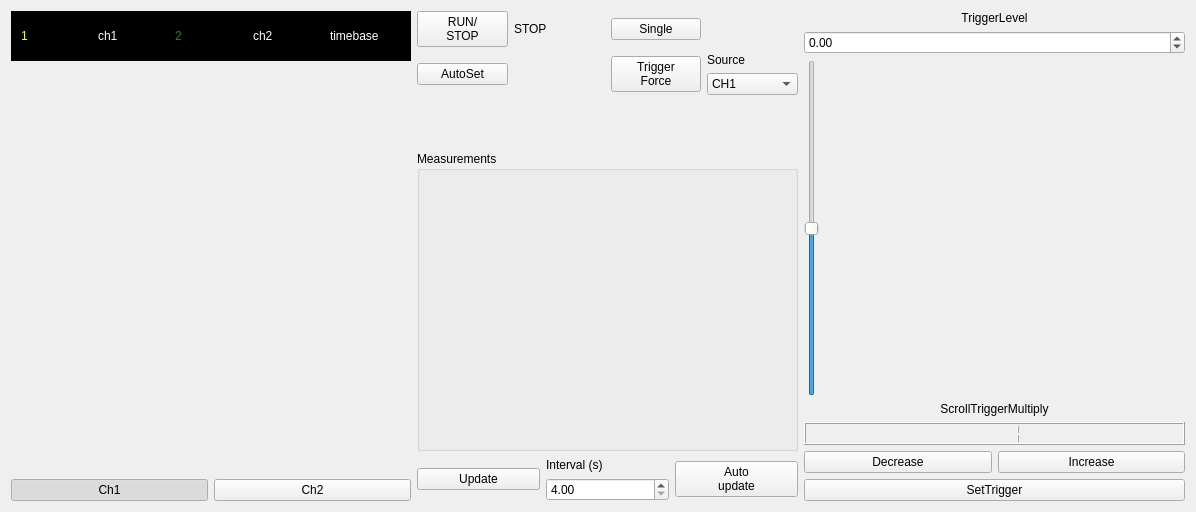
snu-quiqcl/Verdin_Log, file TDS220/OscilloscopeWidgetUI_v1_02.ui: the form before one commit.
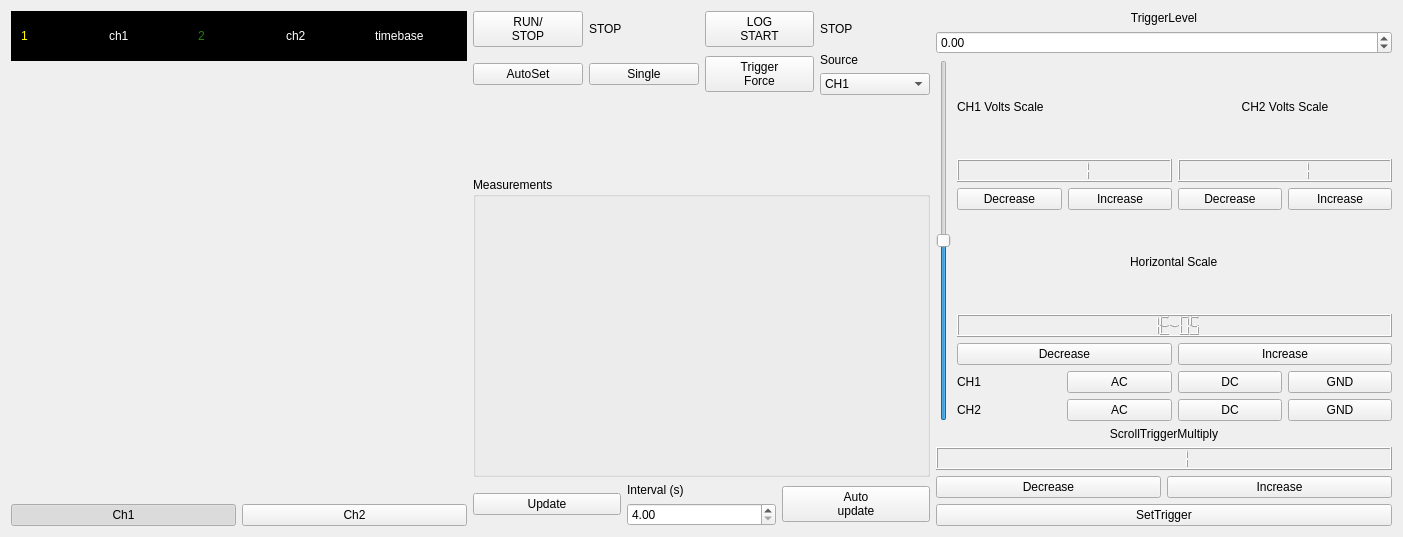
The form after the commit.

Commit message: oscilloscope logging added

Patch:
```diff
--- a/TDS220/OscilloscopeWidgetUI_v1_02.ui
+++ b/TDS220/OscilloscopeWidgetUI_v1_02.ui
@@ -6,15 +6,44 @@
    <rect>
     <x>0</x>
     <y>0</y>
-    <width>1196</width>
-    <height>512</height>
+    <width>1403</width>
+    <height>537</height>
    </rect>
   </property>
   <property name="windowTitle">
    <string>Oscilloscope</string>
   </property>
   <layout class="QGridLayout" name="gridLayout_3">
-   <item row="0" column="0" rowspan="4">
+   <item row="3" column="1">
+    <widget class="QGroupBox" name="groupBox_2">
+     <property name="minimumSize">
+      <size>
+       <width>0</width>
+       <height>300</height>
+      </size>
+     </property>
+     <property name="title">
+      <string>Measurements</string>
+     </property>
+     <layout class="QGridLayout" name="gridLayout_4">
+      <item row="0" column="0">
+       <widget class="QLabel" name="MeasurementLabel">
+        <property name="text">
+         <string/>
+        </property>
+       </widget>
+      </item>
+      <item row="1" column="0">
+       <widget class="QLabel" name="Measurement_Immed">
+        <property name="text">
+         <string/>
+        </property>
+       </widget>
+      </item>
+     </layout>
+    </widget>
+   </item>
+   <item row="0" column="0" rowspan="5">
     <layout class="QVBoxLayout" name="verticalLayout">
      <item>
       <widget class="QFrame" name="frame">
@@ -159,7 +188,7 @@
      </item>
     </layout>
    </item>
-   <item row="0" column="2" rowspan="4">
+   <item row="0" column="2" rowspan="5">
     <layout class="QVBoxLayout" name="verticalLayout_5">
      <item>
       <widget class="QLabel" name="label_2">
@@ -179,26 +208,234 @@
       </widget>
      </item>
      <item>
-      <widget class="QSlider" name="TriggerLevelScroll">
-       <property name="enabled">
-        <bool>true</bool>
-       </property>
-       <property name="layoutDirection">
-        <enum>Qt::LeftToRight</enum>
-       </property>
-       <property name="maximum">
-        <number>1000</number>
-       </property>
-       <property name="singleStep">
-        <number>1</number>
-       </property>
-       <property name="value">
-        <number>500</number>
-       </property>
-       <property name="orientation">
-        <enum>Qt::Vertical</enum>
-       </property>
-      </widget>
+      <layout class="QHBoxLayout" name="horizontalLayout_10">
+       <item>
+        <widget class="QSlider" name="TriggerLevelScroll">
+         <property name="enabled">
+          <bool>true</bool>
+         </property>
+         <property name="layoutDirection">
+          <enum>Qt::LeftToRight</enum>
+         </property>
+         <property name="maximum">
+          <number>1000</number>
+         </property>
+         <property name="singleStep">
+          <number>1</number>
+         </property>
+         <property name="value">
+          <number>500</number>
+         </property>
+         <property name="orientation">
+          <enum>Qt::Vertical</enum>
+         </property>
+        </widget>
+       </item>
+       <item>
+        <layout class="QVBoxLayout" name="verticalLayout_8">
+         <item>
+          <layout class="QHBoxLayout" name="horizontalLayout_11">
+           <item>
+            <layout class="QVBoxLayout" name="verticalLayout_7">
+             <item>
+              <widget class="QLabel" name="label_6">
+               <property name="text">
+                <string>CH1 Volts Scale</string>
+               </property>
+              </widget>
+             </item>
+             <item>
+              <widget class="QLCDNumber" name="CH1_VoltsScale_Val">
+               <property name="sizePolicy">
+                <sizepolicy hsizetype="Minimum" vsizetype="Fixed">
+                 <horstretch>0</horstretch>
+                 <verstretch>0</verstretch>
+                </sizepolicy>
+               </property>
+               <property name="segmentStyle">
+                <enum>QLCDNumber::Filled</enum>
+               </property>
+               <property name="value" stdset="0">
+                <double>1.000000000000000</double>
+               </property>
+              </widget>
+             </item>
+             <item>
+              <layout class="QHBoxLayout" name="horizontalLayout_7">
+               <item>
+                <widget class="QPushButton" name="VoltsScaleDecrease">
+                 <property name="text">
+                  <string>Decrease</string>
+                 </property>
+                </widget>
+               </item>
+               <item>
+                <widget class="QPushButton" name="VoltsScaleIncrease">
+                 <property name="text">
+                  <string>Increase</string>
+                 </property>
+                </widget>
+               </item>
+              </layout>
+             </item>
+            </layout>
+           </item>
+           <item>
+            <layout class="QVBoxLayout" name="verticalLayout_9">
+             <item>
+              <widget class="QLabel" name="label_9">
+               <property name="text">
+                <string>CH2 Volts Scale</string>
+               </property>
+               <property name="alignment">
+                <set>Qt::AlignCenter</set>
+               </property>
+              </widget>
+             </item>
+             <item>
+              <widget class="QLCDNumber" name="CH2_VoltsScale_Val">
+               <property name="sizePolicy">
+                <sizepolicy hsizetype="Minimum" vsizetype="Fixed">
+                 <horstretch>0</horstretch>
+                 <verstretch>0</verstretch>
+                </sizepolicy>
+               </property>
+               <property name="value" stdset="0">
+                <double>1.000000000000000</double>
+               </property>
+              </widget>
+             </item>
+             <item>
+              <layout class="QHBoxLayout" name="horizontalLayout_12">
+               <item>
+                <widget class="QPushButton" name="pushButton_2">
+                 <property name="text">
+                  <string>Decrease</string>
+                 </property>
+                </widget>
+               </item>
+               <item>
+                <widget class="QPushButton" name="pushButton_3">
+                 <property name="text">
+                  <string>Increase</string>
+                 </property>
+                </widget>
+               </item>
+              </layout>
+             </item>
+            </layout>
+           </item>
+          </layout>
+         </item>
+         <item>
+          <layout class="QVBoxLayout" name="verticalLayout_4">
+           <item alignment="Qt::AlignHCenter">
+            <widget class="QLabel" name="label_3">
+             <property name="text">
+              <string>Horizontal Scale</string>
+             </property>
+            </widget>
+           </item>
+           <item>
+            <widget class="QLCDNumber" name="HorizontalScale_Val">
+             <property name="sizePolicy">
+              <sizepolicy hsizetype="Minimum" vsizetype="Fixed">
+               <horstretch>0</horstretch>
+               <verstretch>0</verstretch>
+              </sizepolicy>
+             </property>
+             <property name="value" stdset="0">
+              <double>0.000010000000000</double>
+             </property>
+            </widget>
+           </item>
+           <item>
+            <layout class="QHBoxLayout" name="horizontalLayout_6">
+             <item>
+              <widget class="QPushButton" name="HorizontalScaleDecrease">
+               <property name="text">
+                <string>Decrease</string>
+               </property>
+              </widget>
+             </item>
+             <item>
+              <widget class="QPushButton" name="HorizontalScaleIncrease">
+               <property name="text">
+                <string>Increase</string>
+               </property>
+              </widget>
+             </item>
+            </layout>
+           </item>
+          </layout>
+         </item>
+         <item>
+          <layout class="QHBoxLayout" name="horizontalLayout_9">
+           <item>
+            <widget class="QLabel" name="label_8">
+             <property name="text">
+              <string>CH1</string>
+             </property>
+            </widget>
+           </item>
+           <item>
+            <widget class="QPushButton" name="CH1_AC">
+             <property name="text">
+              <string>AC</string>
+             </property>
+            </widget>
+           </item>
+           <item>
+            <widget class="QPushButton" name="CH1_DC">
+             <property name="text">
+              <string>DC</string>
+             </property>
+            </widget>
+           </item>
+           <item>
+            <widget class="QPushButton" name="CH1_GND">
+             <property name="text">
+              <string>GND</string>
+             </property>
+            </widget>
+           </item>
+          </layout>
+         </item>
+         <item>
+          <layout class="QHBoxLayout" name="horizontalLayout_8">
+           <item>
+            <widget class="QLabel" name="label_7">
+             <property name="text">
+              <string>CH2</string>
+             </property>
+            </widget>
+           </item>
+           <item>
+            <widget class="QPushButton" name="CH2_AC">
+             <property name="text">
+              <string>AC</string>
+             </property>
+            </widget>
+           </item>
+           <item>
+            <widget class="QPushButton" name="CH2_DC">
+             <property name="text">
+              <string>DC</string>
+             </property>
+            </widget>
+           </item>
+           <item>
+            <widget class="QPushButton" name="CH2_GND">
+             <property name="text">
+              <string>GND</string>
+             </property>
+            </widget>
+           </item>
+          </layout>
+         </item>
+        </layout>
+       </item>
+      </layout>
      </item>
      <item>
       <widget class="QLabel" name="label_5">
@@ -263,7 +500,7 @@
      </item>
     </layout>
    </item>
-   <item row="3" column="1">
+   <item row="4" column="1">
     <layout class="QGridLayout" name="gridLayout_2">
      <item row="1" column="2">
       <widget class="QDoubleSpinBox" name="updateIntervalSpinBox">
@@ -305,44 +542,8 @@
      </item>
     </layout>
    </item>
-   <item row="2" column="1">
-    <widget class="QGroupBox" name="groupBox_2">
-     <property name="minimumSize">
-      <size>
-       <width>0</width>
-       <height>300</height>
-      </size>
-     </property>
-     <property name="title">
-      <string>Measurements</string>
-     </property>
-     <layout class="QGridLayout" name="gridLayout_4">
-      <item row="0" column="0">
-       <widget class="QLabel" name="MeasurementLabel">
-        <property name="text">
-         <string/>
-        </property>
-       </widget>
-      </item>
-      <item row="1" column="0">
-       <widget class="QLabel" name="Measurement_Immed">
-        <property name="text">
-         <string/>
-        </property>
-       </widget>
-      </item>
-     </layout>
-    </widget>
-   </item>
    <item row="0" column="1">
     <layout class="QGridLayout" name="gridLayout">
-     <item row="0" column="3">
-      <widget class="QLabel" name="triggerStatus">
-       <property name="text">
-        <string/>
-       </property>
-      </widget>
-     </item>
      <item row="1" column="3">
       <layout class="QVBoxLayout" name="verticalLayout_3">
        <item>
@@ -397,16 +598,6 @@
        </property>
       </widget>
      </item>
-     <item row="0" column="2">
-      <widget class="QPushButton" name="singleButton">
-       <property name="text">
-        <string>Single</string>
-       </property>
-       <property name="checkable">
-        <bool>true</bool>
-       </property>
-      </widget>
-     </item>
      <item row="1" column="0">
       <widget class="QPushButton" name="AutoSet_Button">
        <property name="text">
@@ -414,6 +605,31 @@
        </property>
       </widget>
      </item>
+     <item row="1" column="1">
+      <widget class="QPushButton" name="singleButton">
+       <property name="text">
+        <string>Single</string>
+       </property>
+       <property name="checkable">
+        <bool>true</bool>
+       </property>
+      </widget>
+     </item>
+     <item row="0" column="2">
+      <widget class="QPushButton" name="LOG_START">
+       <property name="text">
+        <string>LOG
+START</string>
+       </property>
+      </widget>
+     </item>
+     <item row="0" column="3">
+      <widget class="QLabel" name="Log_State">
+       <property name="text">
+        <string>STOP</string>
+       </property>
+      </widget>
+     </item>
     </layout>
    </item>
   </layout>
```
Left out of the diff: 251 changed lines with no effect on the pictures. The commit also changes 4 other files.
